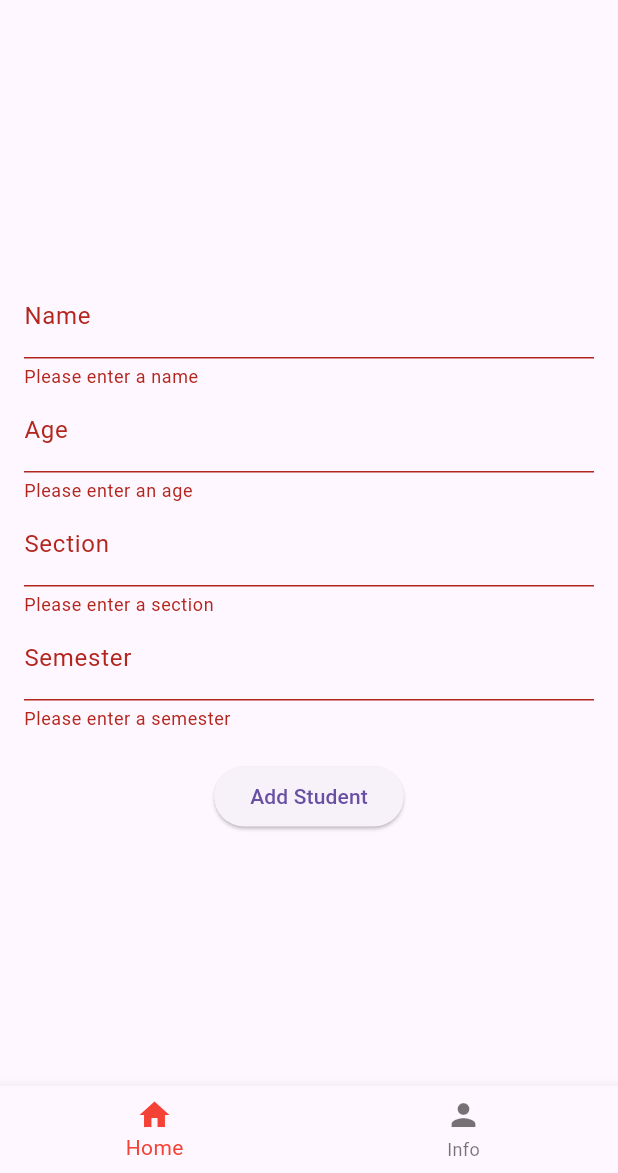
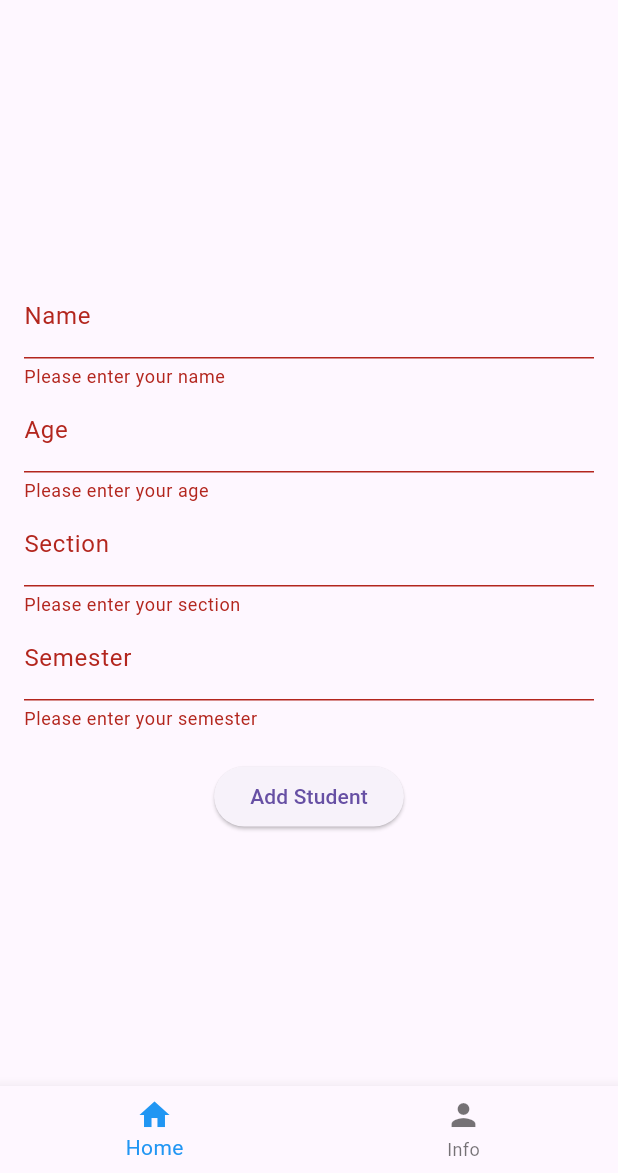
Before and after one commit to NolanShrestha/Flutter_Test, a Flutter app: the screen it shows after launch, after a tap on "Add Student", on a phone screen of 412 x 824 dp, the part 63-1236 px from its top. Run offline on Flutter 3.47's test engine with Material 3 defaults, Android fonts, the phone set to English and light mode, and no system bars.

Commit message:
Minor Changes

```diff
--- a/lib/main.dart
+++ b/lib/main.dart
@@ -70,7 +70,7 @@ class HomeState extends State<Home> {
           ),
         ],
         currentIndex: _selectedIndex,
-        selectedItemColor: Colors.red,
+        selectedItemColor: Colors.blue,
         onTap: _onItemTapped,
       ),
     );
--- a/lib/screens/page1.dart
+++ b/lib/screens/page1.dart
@@ -46,7 +46,7 @@ class AddStudentFormState extends State<AddStudentForm> {
             },
             validator: (value) {
               if (value == null || value.isEmpty) {
-                return 'Please enter a name';
+                return 'Please enter your name';
               }
               return null;
             },
@@ -59,7 +59,7 @@ class AddStudentFormState extends State<AddStudentForm> {
             },
             validator: (value) {
               if (value == null || value.isEmpty) {
-                return 'Please enter an age';
+                return 'Please enter your age';
               }
               return null;
             },
@@ -71,7 +71,7 @@ class AddStudentFormState extends State<AddStudentForm> {
             },
             validator: (value) {
               if (value == null || value.isEmpty) {
-                return 'Please enter a section';
+                return 'Please enter your section';
               }
               return null;
             },
@@ -83,7 +83,7 @@ class AddStudentFormState extends State<AddStudentForm> {
             },
             validator: (value) {
               if (value == null || value.isEmpty) {
-                return 'Please enter a semester';
+                return 'Please enter your semester';
               }
               return null;
             },
--- a/lib/screens/page2.dart
+++ b/lib/screens/page2.dart
@@ -1,5 +1,5 @@
 import 'package:flutter/material.dart';
-import 'package:test/screens/page4.dart';
+import 'package:test/screens/page3.dart';
 
 class Page2 extends StatelessWidget {
   final List<Map<String, String>> students;
@@ -33,7 +33,7 @@ class Page2 extends StatelessWidget {
                       Navigator.push(
                         context,
                         MaterialPageRoute(
-                          builder: (context) => Page4(
+                          builder: (context) => Page3(
                             student: students[index],
                           ),
                         ),
```
Also changed, not shown: lib/screens/page3.dart (+24 -52 lines), lib/screens/page4.dart (deleted, +0 -38 lines), 1 other file.
